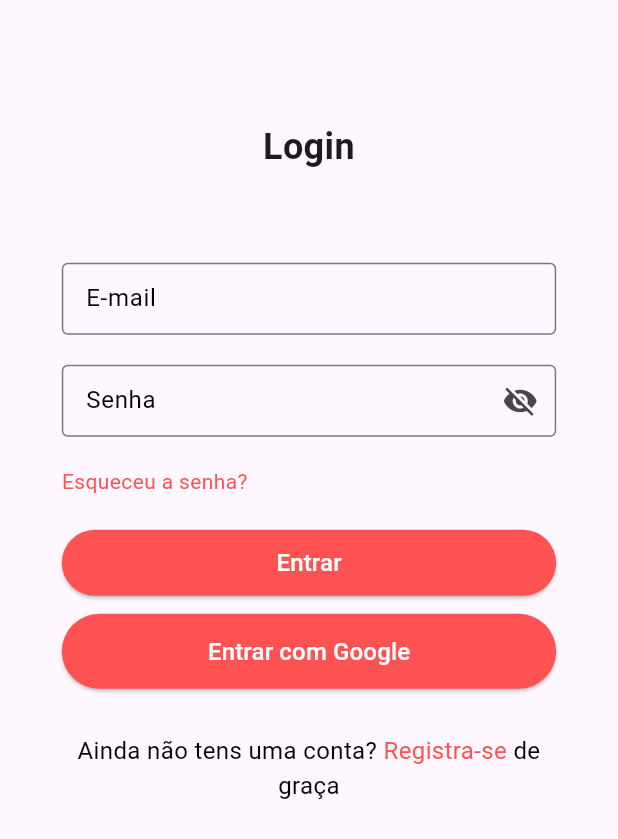
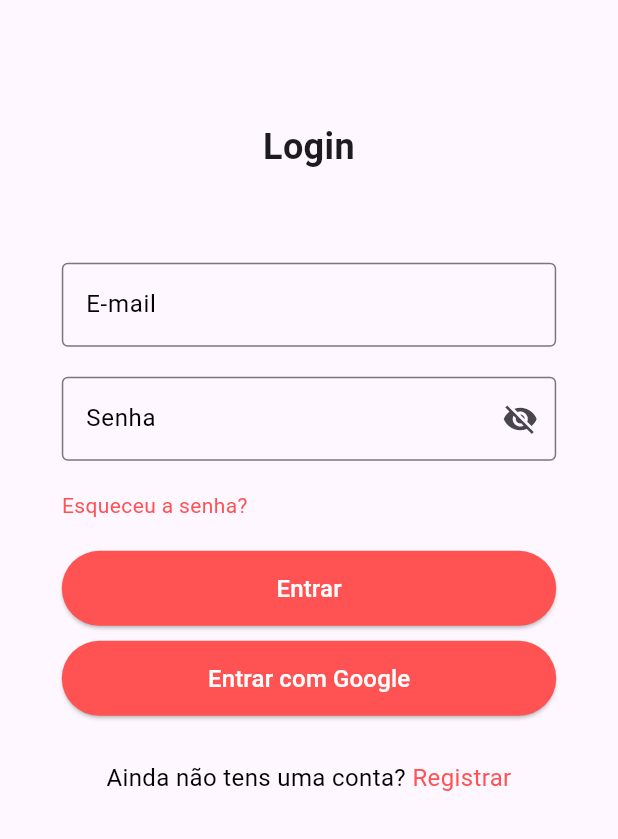
Before and after one commit to arikardnoir/kipiteu-app, a Flutter app: the SignInScreen screen opened directly, after a tap on "Entrar", on a phone screen of 412 x 824 dp. Shown: the top 839 px of the screen. Run offline on Flutter 3.47's test engine with Material 3 defaults, Android fonts, the phone set to English and light mode, and no system bars; our stand-ins replace google_sign_in; network calls fail.

```diff
--- a/lib/screens/sign/sign_in_sreen.dart
+++ b/lib/screens/sign/sign_in_sreen.dart
@@ -1,9 +1,11 @@
-// ignore_for_file: unused_field
+// ignore_for_file: unused_field, avoid_print, use_build_context_synchronously
 
 import 'package:flutter/gestures.dart';
 import 'package:flutter/material.dart';
 import 'package:kipiteu_app/screens/sign/reset_password.dart';
 import 'package:kipiteu_app/screens/sign/sign_up_screen.dart';
+import 'package:kipiteu_app/services/email_services/email_sign_in_service/email_sign_in_service.dart';
+import 'package:kipiteu_app/services/google_services/google_sign_in_service/google_sign_in_service.dart';
 
 class SignInScreen extends StatefulWidget {
   const SignInScreen({super.key});
@@ -15,6 +17,23 @@ class SignInScreen extends StatefulWidget {
 class _SignInScreenState extends State<SignInScreen> {
   bool _isPasswordVisible = false;
   final bool _isPasswordStillVisible = false;
+
+  TextEditingController emailController = TextEditingController();
+  TextEditingController passwordController = TextEditingController();
+
+  Future<void> signIn() async {
+    String email = emailController.text;
+    String password = passwordController.text;
+
+    try {
+      User user = await EmailSignInAPIService(email, password);
+      print('Token: ${user.token}');
+      print('Nome: ${user.name}');
+      print('Email: ${user.email}');
+    } catch (e) {
+      print('Erro ao fazer login: $e');
+    }
+  }
 
   @override
   Widget build(BuildContext context) {
@@ -41,10 +60,10 @@ class _SignInScreenState extends State<SignInScreen> {
                     height: 20.0,
                   ),
                   const SizedBox(height: 40),
-                  const SizedBox(
-                    height: 48,
-                    child: TextField(
-                      decoration: InputDecoration(
+                  TextField(
+                    controller:
+                        emailController, // Passe o controlador diretamente
+                    decoration: const InputDecoration(
                       labelText: 'E-mail',
                       border: OutlineInputBorder(),
                       focusedBorder: OutlineInputBorder(
@@ -54,11 +73,10 @@ class _SignInScreenState extends State<SignInScreen> {
                     ),
                     cursorColor: Colors.black,
                   ),
-                  ),
                   const SizedBox(height: 20),
-                  SizedBox(
-                    height: 48,
-                    child: TextField(
+                  TextField(
+                    controller:
+                        passwordController, // Passe o controlador diretamente
                     obscureText: !_isPasswordVisible,
                     decoration: InputDecoration(
                       labelText: 'Senha',
@@ -82,7 +100,6 @@ class _SignInScreenState extends State<SignInScreen> {
                     ),
                     cursorColor: Colors.black,
                   ),
-                  ),
                   const SizedBox(height: 20),
                   GestureDetector(
                     onTap: () {
@@ -99,38 +116,42 @@ class _SignInScreenState extends State<SignInScreen> {
                       ),
                     ),
                   ),
-                  const SizedBox(height: 20),
+                  const SizedBox(
+                    height: 20,
+                  ),
                   ElevatedButton(
-                    onPressed: () {
-                      /*  Navigator.of(context).pushReplacement(
-                        MaterialPageRoute(
-                          builder: (context) => const SignInScreen(),
-                        ),
-                      ); */
+                    onPressed: () async {
+                      print('Email: ${emailController.text}');
+                      print('Senha: ${passwordController.text}');
+                      await signIn();
                     },
                     style: ElevatedButton.styleFrom(
+                      minimumSize: const Size(
+                          double.infinity, 50), // Expandindo horizontalmente
                       foregroundColor: Colors.white,
                       backgroundColor: Colors.redAccent,
                       shape: RoundedRectangleBorder(
                         borderRadius: BorderRadius.circular(31.0),
                       ),
-                      fixedSize: const Size.fromHeight(44),
                     ),
                     child: const Text(
                       'Entrar',
-                      style: TextStyle(fontSize: 16.0),
+                      style: TextStyle(
+                        fontSize: 16.0,
+                      ),
                     ),
                   ),
                   const SizedBox(
                     height: 10.0,
                   ),
                   ElevatedButton(
-                    onPressed: () {
-                      /* Navigator.of(context).pushReplacement(
-                        MaterialPageRoute(
-                          builder: (context) => const AccountTypeScreen(),
-                        ),
-                      ); */
+                    onPressed: () async {
+                      try {
+                        await GoogleSignInAPIService();
+                      } catch (error) {
+                        // Ação a ser realizada em caso de erro durante o login
+                        print('Erro durante o login com o Google: $error');
+                      }
                     },
                     style: ElevatedButton.styleFrom(
                       minimumSize: const Size(
@@ -160,7 +181,7 @@ class _SignInScreenState extends State<SignInScreen> {
                       ),
                       children: <TextSpan>[
                         TextSpan(
-                          text: 'Registra-se',
+                          text: 'Registrar',
                           style: const TextStyle(
                             fontSize: 16.0,
                             color: Colors.redAccent,
@@ -173,13 +194,6 @@ class _SignInScreenState extends State<SignInScreen> {
                                 ),
                               );
                             },
-                        ),
-                        const TextSpan(
-                          text: ' de graça',
-                          style: TextStyle(
-                            fontSize: 16.0,
-                            color: Colors.black,
-                          ),
                         ),
                       ],
                     ),
--- /dev/null
+++ b/lib/services/email_services/email_sign_in_service/email_sign_in_service.dart
@@ -0,0 +1,65 @@
+// ignore_for_file: non_constant_identifier_names, avoid_print
+
+import 'dart:async';
+import 'dart:convert';
+import 'package:http/http.dart' as http;
+
+class User {
+  final String token;
+  final String name;
+  final String email;
+
+  User({required this.token, required this.name, required this.email});
+}
+
+Future<User> EmailSignInAPIService(String email, String password) async {
+  try {
+    String apiUrl = 'https://kipiteu.onrender.com/login';
+
+    http.Response response = await http.post(
+      Uri.parse(apiUrl),
+      headers: <String, String>{
+        'Content-Type': 'application/json; charset=UTF-8',
+      },
+      body: jsonEncode(<String, String>{
+        'email': email,
+        'password': password,
+      }),
+    );
+
+    if (response.statusCode == 200) {
+      String responseBody = response.body;
+
+      if (responseBody.isNotEmpty) {
+        Map<String, dynamic> data = jsonDecode(responseBody);
+
+        if (data.containsKey('token') &&
+            data.containsKey('name') &&
+            data.containsKey('email')) {
+          String token = data['token'];
+          String name = data['name'];
+          String email = data['email'];
+
+          print('Login bem-sucedido');
+
+          return User(token: token, name: name, email: email);
+        } else {
+          throw const FormatException(
+              'O JSON retornado não contém os campos necessários');
+        }
+      } else {
+        throw const FormatException('A resposta do servidor está vazia');
+      }
+    } else if (response.statusCode == 204) {
+      // Caso específico para resposta sem conteúdo (204 No Content)
+      print('Login bem-sucedido, mas sem dados do usuário');
+      return User(token: '', name: '', email: '');
+    } else {
+      print('Erro: Falha ao fazer login');
+      throw Exception('Erro: Falha ao fazer login');
+    }
+  } catch (e) {
+    print('Erro: $e');
+    throw Exception('Erro: $e');
+  }
+}
--- a/lib/services/google_services/google_sign_in_service/google_sign_in_service.dart
+++ b/lib/services/google_services/google_sign_in_service/google_sign_in_service.dart
@@ -1,36 +1,4 @@
-// ignore_for_file: avoid_print, non_constant_identifier_names
-/*
-import 'package:google_sign_in/google_sign_in.dart';
-import 'package:kipiteu_app/security/google_security/google_sign_in_security/google_sign_in_hash_generator.dart';
-import 'package:kipiteu_app/services/google_services/google_sign_in_service/google_sign_in_to_backend.dart';
-
-final GoogleSignIn googleSignIn = GoogleSignIn();
-final GoogleSignInHashGenerator hashGenerator = GoogleSignInHashGenerator();
-
-Future<void> GoogleSignInAPIService() async {
-  try {
-    final GoogleSignInAccount? googleSignInAccount =
-        await googleSignIn.signIn();
-    if (googleSignInAccount != null) {
-      String google_id = googleSignInAccount.id;
-      String? displayName = googleSignInAccount.displayName;
-      String type = 'google';
-      String email = googleSignInAccount.email;
-      String google_verification_code =
-          hashGenerator.generateGoogleVerificationCode(google_id, email);
-      /* print(google_id);
-      print(displayName);
-      print(email);*/
-      print('Google Verification Code: $google_verification_code');
-      sendSignInDataToBackend(
-          email, displayName!, type, google_id, google_verification_code);
-      print(LoginResponse(email: email, fullname: displayName));
-    } else {}
-  } catch (error) {
-    print('Erro ao fazer login com o Google: $error');
-  }
-}
- */
+// ignore_for_file: non_constant_identifier_names, avoid_print
 
 import 'package:google_sign_in/google_sign_in.dart';
 import 'package:kipiteu_app/security/google_security/google_sign_in_security/google_sign_in_hash_generator.dart';
```
Also changed, not shown: lib/services/email_services/email_sign_in_service/email_sign_in_to_backend.dart (added). Lines whose indentation alone changed are shown as unchanged.
